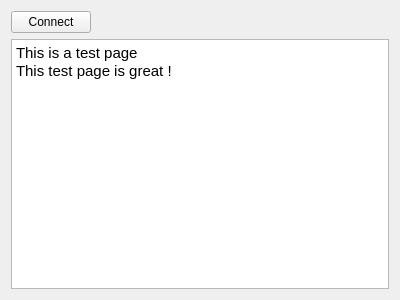
Old version of the form core/ui/devicepage.ui in the repository analogdevicesinc/scopy.
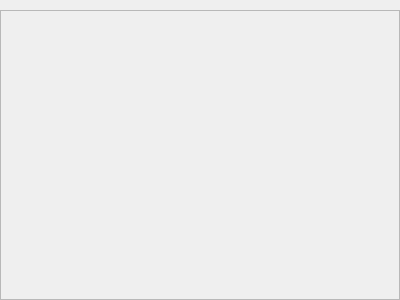
New version of the form.

Commit message: core: implement device info page scroll area

Patch:
```diff
--- a/core/ui/devicepage.ui
+++ b/core/ui/devicepage.ui
@@ -10,50 +10,88 @@
     <height>300</height>
    </rect>
   </property>
+  <property name="sizePolicy">
+   <sizepolicy hsizetype="Expanding" vsizetype="Expanding">
+    <horstretch>0</horstretch>
+    <verstretch>0</verstretch>
+   </sizepolicy>
+  </property>
   <property name="windowTitle">
    <string>Form</string>
   </property>
-  <layout class="QVBoxLayout" name="verticalLayout">
+  <layout class="QVBoxLayout" name="m_pageLayout">
+   <property name="spacing">
+    <number>0</number>
+   </property>
+   <property name="leftMargin">
+    <number>0</number>
+   </property>
+   <property name="topMargin">
+    <number>0</number>
+   </property>
+   <property name="rightMargin">
+    <number>0</number>
+   </property>
+   <property name="bottomMargin">
+    <number>0</number>
+   </property>
    <item>
-    <layout class="QHBoxLayout" name="horizontalLayout">
+    <layout class="QHBoxLayout" name="m_buttonLayout">
+     <property name="spacing">
+      <number>5</number>
+     </property>
+     <property name="leftMargin">
+      <number>20</number>
+     </property>
+     <property name="topMargin">
+      <number>5</number>
+     </property>
+     <property name="rightMargin">
+      <number>20</number>
+     </property>
      <property name="bottomMargin">
-      <number>0</number>
+      <number>5</number>
      </property>
-     <item>
-      <widget class="QPushButton" name="pushButton">
-       <property name="text">
-        <string>Connect</string>
-       </property>
-      </widget>
-     </item>
-     <item>
-      <spacer name="horizontalSpacer">
-       <property name="orientation">
-        <enum>Qt::Horizontal</enum>
-       </property>
-       <property name="sizeHint" stdset="0">
-        <size>
-         <width>40</width>
-         <height>20</height>
-        </size>
-       </property>
-      </spacer>
-     </item>
     </layout>
    </item>
    <item>
-    <widget class="QTextBrowser" name="textBrowser">
-     <property name="html">
-      <string>&lt;!DOCTYPE HTML PUBLIC &quot;-//W3C//DTD HTML 4.0//EN&quot; &quot;http://www.w3.org/TR/REC-html40/strict.dtd&quot;&gt;
-&lt;html&gt;&lt;head&gt;&lt;meta name=&quot;qrichtext&quot; content=&quot;1&quot; /&gt;&lt;meta charset=&quot;utf-8&quot; /&gt;&lt;style type=&quot;text/css&quot;&gt;
-p, li { white-space: pre-wrap; }
-hr { height: 1px; border-width: 0; }
-li.unchecked::marker { content: &quot;\2610&quot;; }
-li.checked::marker { content: &quot;\2612&quot;; }
-&lt;/style&gt;&lt;/head&gt;&lt;body style=&quot; font-family:'Ubuntu'; font-size:11pt; font-weight:400; font-style:normal;&quot;&gt;
-&lt;p style=&quot; margin-top:0px; margin-bottom:0px; margin-left:0px; margin-right:0px; -qt-block-indent:0; text-indent:0px;&quot;&gt;This is a test page&lt;/p&gt;
-&lt;p style=&quot; margin-top:0px; margin-bottom:0px; margin-left:0px; margin-right:0px; -qt-block-indent:0; text-indent:0px;&quot;&gt;This test page is great !&lt;/p&gt;&lt;/body&gt;&lt;/html&gt;</string>
+    <widget class="QScrollArea" name="m_scrollArea">
+     <property name="widgetResizable">
+      <bool>true</bool>
      </property>
+     <widget class="QWidget" name="m_scrollAreaContents">
+      <property name="geometry">
+       <rect>
+        <x>0</x>
+        <y>0</y>
+        <width>398</width>
+        <height>288</height>
+       </rect>
+      </property>
+      <property name="sizePolicy">
+       <sizepolicy hsizetype="MinimumExpanding" vsizetype="MinimumExpanding">
+        <horstretch>0</horstretch>
+        <verstretch>0</verstretch>
+       </sizepolicy>
+      </property>
+      <layout class="QVBoxLayout" name="m_scrollAreaLayout">
+       <property name="spacing">
+        <number>0</number>
+       </property>
+       <property name="leftMargin">
+        <number>0</number>
+       </property>
+       <property name="topMargin">
+        <number>0</number>
+       </property>
+       <property name="rightMargin">
+        <number>0</number>
+       </property>
+       <property name="bottomMargin">
+        <number>0</number>
+       </property>
+      </layout>
+     </widget>
     </widget>
    </item>
   </layout>
```
The commit also changes 5 other files.
